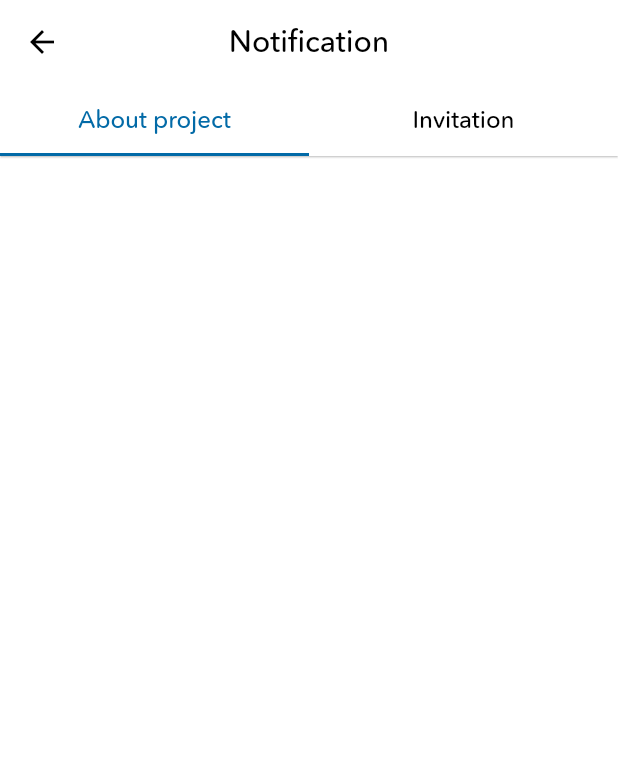
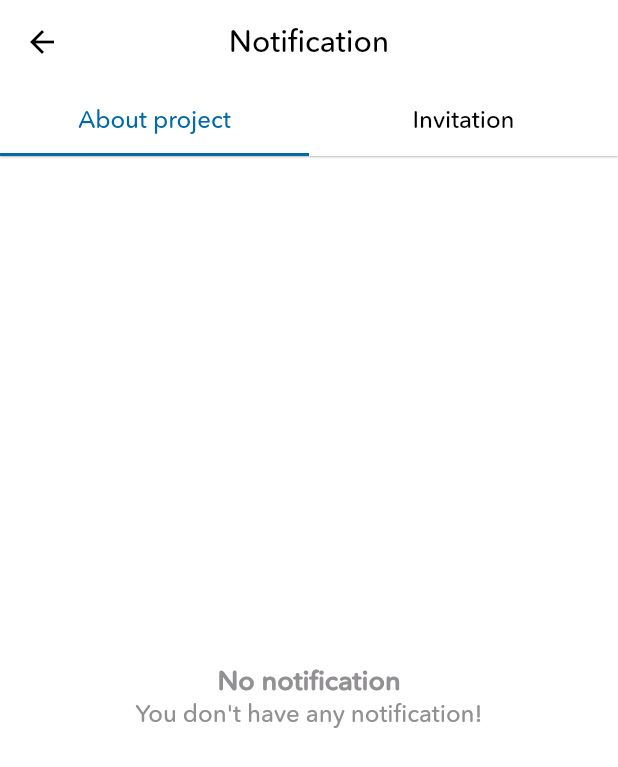
Before and after one commit to lephuc-dev/task_management_app, a Flutter app: the screen it shows after launch, after a tap on an icon or button, on a phone screen of 412 x 824 dp. Shown: the top 767 px of the screen. Run offline on Flutter 3.47's test engine with Material 2 defaults, Android fonts, the phone set to English and light mode, and no system bars; our stand-ins replace badges, cloud_firestore, date_picker_timeline, equatable, firebase_auth, firebase_core and 15 more; missing offline and left inert: flutter_inappwebview, link_preview_generator, omni_datetime_picker; accounts and stored records are empty; network calls fail; statements that could not run were skipped.

Commit message:
list notification

```diff
--- a/lib/blocs/notification_tab/notification_tab_bloc.dart
+++ b/lib/blocs/notification_tab/notification_tab_bloc.dart
@@ -9,6 +9,7 @@ class NotificationTabBloc extends BaseBloc<NotificationTabState> {
   final ProjectRepository projectRepository;
   final InvitationRepository invitationRepository;
   final ProjectParticipantRepository projectParticipantRepository;
+  final NotificationRepository notificationRepository;
 
   NotificationTabBloc(
     this.authenticationRepository,
@@ -16,6 +17,7 @@ class NotificationTabBloc extends BaseBloc<NotificationTabState> {
     this.projectRepository,
     this.invitationRepository,
     this.projectParticipantRepository,
+    this.notificationRepository,
   );
 
   Stream<List<InvitationModel>> getListInvitationByMyId() {
@@ -43,6 +45,10 @@ class NotificationTabBloc extends BaseBloc<NotificationTabState> {
     );
   }
 
+  Stream<List<NotificationModel>> getListNotificationByMyId() {
+    return notificationRepository.getListNotificationByUid(authenticationRepository.getCurrentUserId());
+  }
+
   @override
   void dispose() {
     super.dispose();
--- a/lib/dependencies/bloc_dependencies.dart
+++ b/lib/dependencies/bloc_dependencies.dart
@@ -17,7 +17,7 @@ class BlocDependencies {
     injector.registerFactory<ProjectBloc>(
         () => ProjectBloc(injector(), injector(), injector(), injector(), injector(), injector(), injector(), injector()));
     injector.registerFactory<ScheduleTabBloc>(() => ScheduleTabBloc(injector(), injector(), injector(), injector(), injector()));
-    injector.registerFactory<NotificationTabBloc>(() => NotificationTabBloc(injector(), injector(), injector(), injector(), injector()));
+    injector.registerFactory<NotificationTabBloc>(() => NotificationTabBloc(injector(), injector(), injector(), injector(), injector(), injector()));
     injector.registerFactory<TaskBloc>(() => TaskBloc(injector(), injector(), injector(), injector(), injector(), injector()));
   }
 }
--- a/lib/pages/notification_tab/notification_tab_page.dart
+++ b/lib/pages/notification_tab/notification_tab_page.dart
@@ -58,7 +58,40 @@ class _NotificationTabPageState extends BaseState<NotificationTabPage, Notificat
   }
 
   Widget aboutProjectWidget() {
-    return Container();
+    return StreamBuilder<List<NotificationModel>>(
+      stream: bloc.getListNotificationByMyId(),
+      builder: (context, snapshot) {
+        if (snapshot.hasData) {
+          if (snapshot.data!.isNotEmpty) {
+            return Container();
+          } else {
+            return Center(
+              child: Column(
+                mainAxisSize: MainAxisSize.min,
+                children: [
+                  Text(
+                    "No notification",
+                    style: Theme.of(context).textTheme.headline1?.copyWith(
+                      color: AppColors.neutral60,
+                      fontSize: 18,
+                    ),
+                  ),
+                  Text(
+                    "You don't have any notification!",
+                    style: Theme.of(context).textTheme.bodyText1?.copyWith(
+                      fontWeight: FontWeight.w400,
+                      color: AppColors.neutral60,
+                    ),
+                  ),
+                ],
+              ),
+            );
+          }
+        } else {
+          return Container();
+        }
+      }
+    );
   }
 
   Widget invitationWidget() {
```
